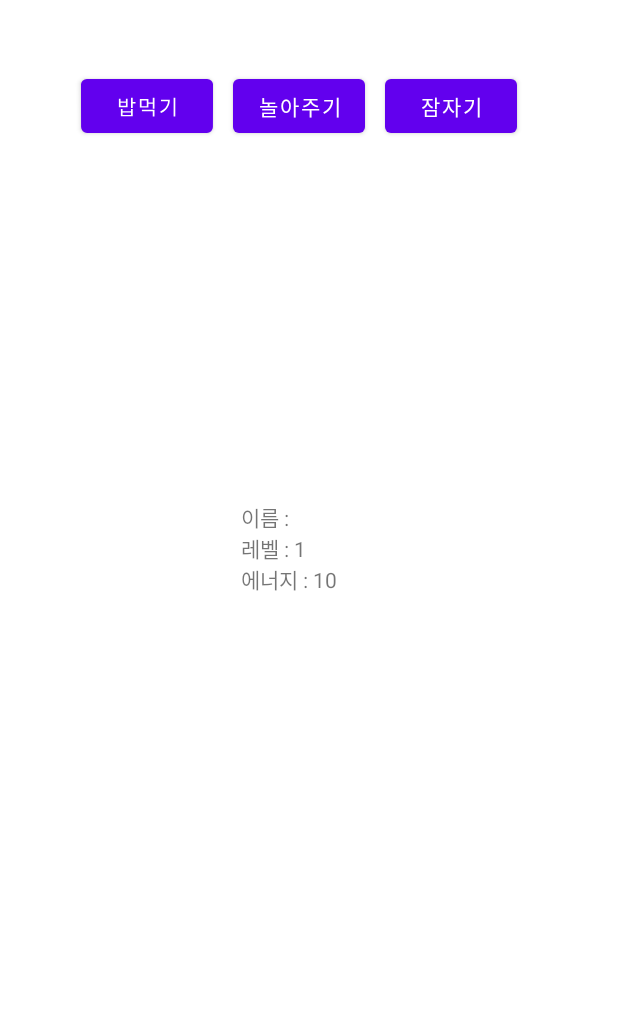
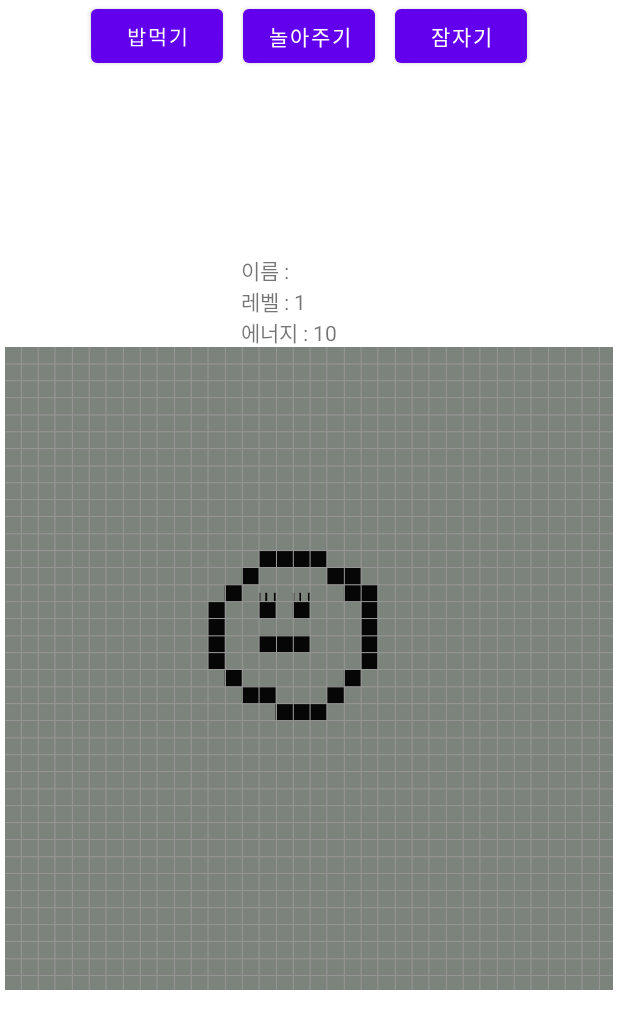
Before and after one commit to swonny/JavaProject, an Android app: the screen it shows after launch (SubActivity), after a tap on "START NOW!", on a phone screen of 412 x 824 dp. Shown: the top 1029 px of the screen. Run offline under Robolectric (Android 15) with nearby library versions, the phone set to English and light mode, and no system bars.

Commit message:
21.12.05 다마고치  이미지 추가

```diff
--- a/app/src/main/AndroidManifest.xml
+++ b/app/src/main/AndroidManifest.xml
@@ -20,6 +20,7 @@
         </activity>
 
         <activity android:name=".SubActivity"/>
+        <activity android:name=".EndActivity"/>
     </application>
 
 </manifest>
--- a/app/src/main/java/com/example/javaproject/MainActivity.java
+++ b/app/src/main/java/com/example/javaproject/MainActivity.java
@@ -39,13 +39,13 @@ class Tama implements Serializable {
         if(this.level < 5) {
             this.level += 1;
         } else if (this.level == 5) {
-            System.out.printf("game end");
+            System.out.printf("game over");
         }
     }
 
     public void energyUp(int energy) {
         if(getEnergy() + energy < 0) {
-            System.out.printf("game end");
+            System.out.printf("game over");
         }
         if(this.energy + energy < 30) {
             this.energy += energy;
--- a/app/src/main/res/layout/first_main.xml
+++ b/app/src/main/res/layout/first_main.xml
@@ -10,13 +10,12 @@
         android:id="@+id/characterName"
         android:layout_width="wrap_content"
         android:layout_height="wrap_content"
+        android:layout_marginBottom="592dp"
         android:text="다마고치 키우기!"
         app:layout_constraintBottom_toBottomOf="parent"
         app:layout_constraintHorizontal_bias="0.461"
         app:layout_constraintLeft_toLeftOf="parent"
-        app:layout_constraintRight_toRightOf="parent"
-        app:layout_constraintTop_toTopOf="parent"
-        app:layout_constraintVertical_bias="0.439" />
+        app:layout_constraintRight_toRightOf="parent" />
 
     <TextView
         android:id="@+id/sleepTimer"
@@ -24,22 +23,19 @@
         android:layout_height="wrap_content"
         android:text=""
         app:layout_constraintBottom_toBottomOf="parent"
-        app:layout_constraintHorizontal_bias="0.461"
+        app:layout_constraintHorizontal_bias="0.472"
         app:layout_constraintLeft_toLeftOf="parent"
         app:layout_constraintRight_toRightOf="parent"
         app:layout_constraintTop_toTopOf="parent"
-        app:layout_constraintVertical_bias="0.370" />
+        app:layout_constraintVertical_bias="0.190" />
+
 
     <LinearLayout
-        android:id="@+id/linearLayout"
         android:layout_width="match_parent"
         android:layout_height="match_parent"
+        android:gravity="center_horizontal"
         android:orientation="horizontal"
-        android:gravity="center_horizontal"
-        android:layout_marginTop="70px"
-        tools:context=".MainActivity"
-        tools:layout_editor_absoluteX="29dp"
-        tools:layout_editor_absoluteY="126dp">
+        tools:context=".MainActivity">
 
         <Button
             android:id="@+id/button"
@@ -50,11 +46,11 @@
             android:rotationX="-2"
             android:text="밥먹기"
             app:layout_constraintBottom_toBottomOf="parent"
-            app:layout_constraintHorizontal_bias="0.461"
+            app:layout_constraintHorizontal_bias="0.812"
             app:layout_constraintLeft_toLeftOf="parent"
             app:layout_constraintRight_toRightOf="parent"
             app:layout_constraintTop_toTopOf="parent"
-            app:layout_constraintVertical_bias="0.439" />
+            app:layout_constraintVertical_bias="0.004" />
 
         <Button
             android:id="@+id/button2"
@@ -63,19 +59,43 @@
             android:layout_marginRight="20px"
             android:onClick="play"
             android:text="놀아주기"
-            tools:layout_editor_absoluteX="154dp"
-            tools:layout_editor_absoluteY="56dp" />
+            tools:layout_editor_absoluteX="64dp"
+            tools:layout_editor_absoluteY="3dp" />
 
         <Button
             android:id="@+id/sleepButton"
             android:layout_width="wrap_content"
             android:layout_height="wrap_content"
-            android:layout_marginRight="20px"
             android:text="잠자기"
-            tools:layout_editor_absoluteX="281dp"
-            tools:layout_editor_absoluteY="52dp" />
+            tools:layout_editor_absoluteX="161dp"
+            tools:layout_editor_absoluteY="3dp" />
 
     </LinearLayout>
 
+<!--    <LinearLayout-->
+<!--        android:id="@+id/linearLayout2"-->
+<!--        android:layout_width="wrap_content"-->
+<!--        android:layout_height="wrap_content"-->
+<!--        android:gravity="center_horizontal"-->
+<!--        android:orientation="horizontal"-->
+<!--        app:layout_constraintTop_toTopOf="parent"-->
+<!--        tools:context=".MainActivity"-->
+<!--        tools:layout_editor_absoluteX="29dp">-->
+
+
+    <ImageView
+        android:id="@+id/imageView"
+        android:layout_width="405dp"
+        android:layout_height="639dp"
+        android:layout_weight="1"
+        app:layout_constraintBottom_toBottomOf="parent"
+        app:layout_constraintLeft_toLeftOf="parent"
+        app:layout_constraintRight_toRightOf="parent"
+        app:layout_constraintTop_toTopOf="parent"
+        app:layout_constraintVertical_bias="0.684"
+        app:srcCompat="@drawable/_2021_12_05__7_56_59" />
+
+
+
 
 </androidx.constraintlayout.widget.ConstraintLayout>
```
Also changed, not shown: app/src/main/java/com/example/javaproject/EndActivity.java (added, +16 -0 lines), app/src/main/res/layout/end_main.xml (added, +17 -0 lines), app/src/main/res/drawable/_2021_12_05__7_56_59.png (added).
